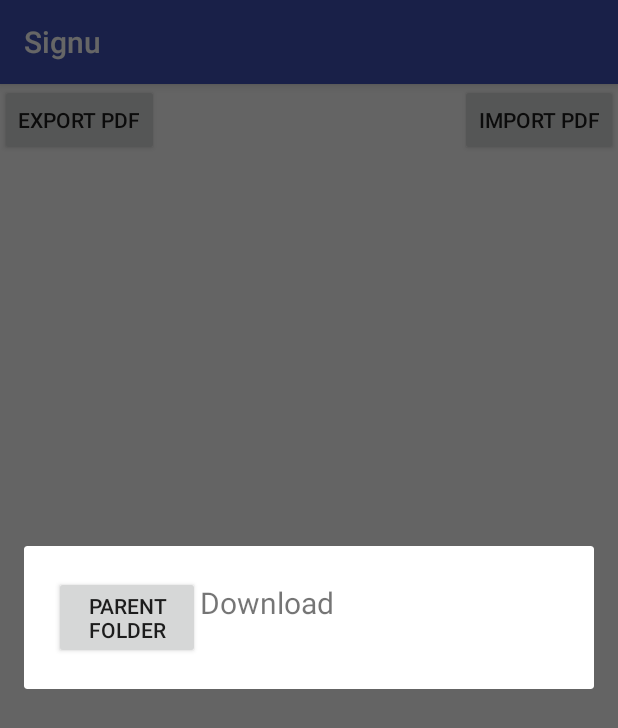
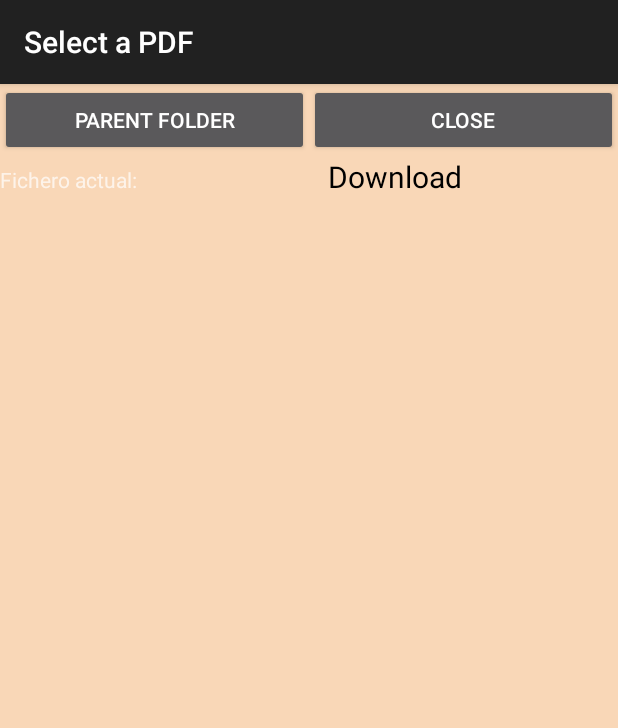
Before and after one commit to marcosruiz/Signu, an Android app: the screen it shows after launch (MainActivity), after a tap on "IMPORT PDF", on a phone screen of 412 x 824 dp. Shown: the top 728 px of the screen. Run offline under Robolectric (Android 15) with nearby library versions, the phone set to English and light mode, and no system bars; libraries missing offline, so code that uses them is left out: junit.framework.

```diff
--- a/app/build.gradle
+++ b/app/build.gradle
@@ -25,6 +25,7 @@ dependencies {
         exclude group: 'com.android.support', module: 'support-annotations'
     })
     compile 'com.android.support:appcompat-v7:25.3.1'
+    compile 'com.android.support:design:25.3.1'
     compile 'com.android.support.constraint:constraint-layout:1.0.2'
     testCompile 'junit:junit:4.12'
 }
--- a/app/src/main/AndroidManifest.xml
+++ b/app/src/main/AndroidManifest.xml
@@ -10,7 +10,7 @@
         android:roundIcon="@mipmap/ic_launcher_round"
         android:supportsRtl="true"
         android:theme="@style/AppTheme">
-        <activity android:name=".MainActivity">
+        <activity android:name=".ui.MainActivity">
             <intent-filter>
                 <action android:name="android.intent.action.MAIN" />
 
--- a/app/src/main/java/com/signu/signu/MainActivity.java
+++ /dev/null
@@ -1,129 +0,0 @@
-package com.signu.signu;
-
-import android.app.DialogFragment;
-import android.app.Fragment;
-import android.app.FragmentTransaction;
-import android.content.Context;
-import android.support.v7.app.AppCompatActivity;
-import android.os.Bundle;
-import android.util.Log;
-import android.view.View;
-import android.view.ViewGroup;
-import android.widget.BaseAdapter;
-import android.widget.Button;
-import android.widget.ImageView;
-import android.widget.ListView;
-import android.widget.TextView;
-
-import java.io.File;
-import java.util.ArrayList;
-import java.util.List;
-
-public class MainActivity extends AppCompatActivity {
-    private static final String LOG = "MAIN ACTIVITY LOG";
-    ArrayList<File> pdfList = new ArrayList<>();
-    int pdf_image_default = R.drawable.ic_description_black_48dp;
-    private static Context context;
-    Button buttonImport;
-    Button buttonExport;
-    FileChooserDialogFragment fcd;
-
-
-
-    @Override
-    protected void onCreate(Bundle savedInstanceState) {
-        super.onCreate(savedInstanceState);
-
-        context = getApplicationContext();
-
-        setContentView(R.layout.activity_main);
-        System.out.println("Apk starts");
-        // PDF List
-        ListView listView = (ListView) findViewById(R.id.list);
-        MyAdapter myAdapter= new MyAdapter();
-        listView.setAdapter(myAdapter);
-        // PDF Files
-        PdfManager pdfManager = new PdfManager();
-        File downloadsDir = pdfManager.getDownladsStorageDir();
-
-        if(downloadsDir.isDirectory()){
-            for (File f : downloadsDir.listFiles()){
-                if(isPdf(f)){
-                    pdfList.add(f);
-                    Log.e(LOG, "File found " + f.getName());
-                }
-            }
-        }
-
-        //Buttons import and export
-        buttonExport = (Button) findViewById(R.id.export_pdf_button);
-        buttonImport = (Button) findViewById(R.id.import_pdf_button);
-
-        buttonImport.setOnClickListener(new View.OnClickListener(){
-
-            @Override
-            public void onClick(View v) {
-                showDialog();
-            }
-        });
-
-    }
-
-    public void showDialog(){
-        FragmentTransaction ft = getFragmentManager().beginTransaction();
-        Fragment prev = getFragmentManager().findFragmentByTag("dialog");
-        if (prev != null) {
-            ft.remove(prev);
-        }
-        ft.addToBackStack(null);
-        // Create and show the dialog.
-        DialogFragment newFragment = FileChooserDialogFragment.newInstance(
-                R.string.app_name);
-        newFragment.show(getFragmentManager(), "dialog");
-    }
-
-    public boolean isPdf(File f){
-        if(f.isFile()){
-            if(f.getName().endsWith(".pdf")){
-                return true;
-            }
-        }
-        return false;
-    }
-
-    class MyAdapter extends BaseAdapter{
-
-        @Override
-        public int getCount() {
-            return pdfList.size();
-        }
-
-        @Override
-        public Object getItem(int position) {
-            return pdfList.get(position);
-        }
-
-        @Override
-        public long getItemId(int position) {
-            return 0;
-        }
-
-        @Override
-        public View getView(int position, View convertView, ViewGroup parent) {
-            convertView = getLayoutInflater().inflate(R.layout.pdf_list_item, null);
-
-            ImageView imagePdf = (ImageView)convertView.findViewById(R.id.image_pdf);
-            TextView textName = (TextView) convertView.findViewById(R.id.text_name_pdf);
-            TextView textSize = (TextView) convertView.findViewById(R.id.text_size_pdf);
-
-            imagePdf.setImageResource(pdf_image_default);
-            textName.setText(pdfList.get(position).getName());
-            textSize.setText((pdfList.get(position).length()/1000) + " KB");
-            return convertView;
-        }
-    }
-
-    public static Context getAppContext(){
-        return context;
-    }
-}
--- a/app/src/main/java/com/signu/signu/PdfManager.java
+++ b/app/src/main/java/com/signu/signu/model/PdfManager.java
@@ -1,10 +1,12 @@
-package com.signu.signu;
+package com.signu.signu.model;
 
 import android.content.Context;
 import android.os.Environment;
 import android.os.storage.StorageManager;
 import android.provider.MediaStore;
 import android.util.Log;
+
+import com.signu.signu.ui.MainActivity;
 
 import java.io.File;
 import java.io.FileInputStream;
@@ -23,6 +25,21 @@ import static junit.framework.Assert.assertTrue;
 public class PdfManager {
 
     private static final String LOG_TAG = "PDF MANAGER LOG";
+    private static final String PDF_DIR = "Pdfs";
+    private static final String CERT_DIR = "Certificates";
+    private File pdfDir;
+    private File certDir;
+    private File rootAppDir;
+    private Context context;
+
+    public PdfManager(Context context){
+        this.context = context;
+        rootAppDir = context.getFilesDir();
+        pdfDir = new File(rootAppDir , PDF_DIR);
+        certDir = new File(rootAppDir , CERT_DIR);
+        pdfDir.mkdir();
+        certDir.mkdir();
+    }
 
     /* Checks if external storage is available for read and write */
     public boolean isExternalStorageWritable() {
@@ -47,15 +64,16 @@ public class PdfManager {
         return new File(Environment.getExternalStorageDirectory().getAbsolutePath(), filename);
     }
 
-    public void trying(){
-    }
-
     /**
      * Devuelve una instancia de File que reresenta el directorio correspondiente dentro de Downloads
      * @return
      */
     public File getDownladsStorageDir() {
         return getStorageDir(Environment.DIRECTORY_DOWNLOADS);
+    }
+
+    public File getPDFDir(){
+        return pdfDir;
     }
 
     public File getStorageDir(String folder){
@@ -69,7 +87,13 @@ public class PdfManager {
         copy(internalFile, externalFile);
     }
 
-    public void copy(File src, File dst) throws IOException {
+    public void saveOnInternalStorage(File externalFile) throws IOException {
+        assertTrue(isExternalStorageReadable());
+        File internalFile = new File(pdfDir, externalFile.getName());
+        copy(externalFile, internalFile);
+    }
+
+    private void copy(File src, File dst) throws IOException {
         InputStream in = new FileInputStream(src);
         OutputStream out = new FileOutputStream(dst);
 
@@ -83,4 +107,10 @@ public class PdfManager {
         out.close();
     }
 
+    public void deleteFile(File f){
+        f.delete();
+    }
+
+
+
 }
--- a/app/src/main/java/com/signu/signu/FileChooserDialogFragment.java
+++ b/app/src/main/java/com/signu/signu/ui/FileChooserDialogFragment.java
@@ -1,8 +1,9 @@
-package com.signu.signu;
+package com.signu.signu.ui;
 
 import android.app.DialogFragment;
 import android.os.Bundle;
 import android.os.Environment;
+import android.support.design.widget.Snackbar;
 import android.util.Log;
 import android.view.LayoutInflater;
 import android.view.View;
@@ -12,8 +13,7 @@ import android.widget.ArrayAdapter;
 import android.widget.Button;
 import android.widget.ListView;
 import android.widget.TextView;
-import android.widget.Toast;
-
+import com.signu.signu.R;
 import java.io.File;
 import java.util.ArrayList;
 
@@ -27,15 +27,13 @@ public class FileChooserDialogFragment extends DialogFragment {
 
     File downloads;
     File currentFolder;
-    public ArrayList<String> fileList = new ArrayList<>();
+    public ArrayList<String> fileListString = new ArrayList<>();
+    public ArrayList<File> fileList = new ArrayList<>();
     ListView listFilesFC;
     TextView textFolder;
 
-    public static FileChooserDialogFragment newInstance(int num) {
+    public static FileChooserDialogFragment newInstance() {
         FileChooserDialogFragment frag = new FileChooserDialogFragment();
-        Bundle args = new Bundle();
-        args.putInt("num", num);
-        frag.setArguments(args);
         return frag;
     }
 
@@ -44,11 +42,11 @@ public class FileChooserDialogFragment extends DialogFragment {
     @Override
     public void onCreate(Bundle savedInstanceState) {
         super.onCreate(savedInstanceState);
-
         downloads = new File(Environment.getExternalStoragePublicDirectory(Environment.DIRECTORY_DOWNLOADS).getAbsolutePath());
         currentFolder = downloads;
-
-
+        int style = DialogFragment.STYLE_NORMAL;
+        int theme = android.R.style.Theme_Material_DialogWhenLarge;
+        setStyle(style, theme);
     }
 
     @Override
@@ -59,7 +57,6 @@ public class FileChooserDialogFragment extends DialogFragment {
         View tv = v.findViewById(R.id.actual_folder);
         textFolder = (TextView) tv;
         textFolder.setText(currentFolder.getName());
-        ListDir(currentFolder);
 
         // Watch for button clicks.
         Button buttonUp = (Button)v.findViewById(R.id.parent_folder_button);
@@ -68,37 +65,66 @@ public class FileChooserDialogFragment extends DialogFragment {
                 ListDir(currentFolder.getParentFile());
             }
         });
+        Button buttonClose = (Button)v.findViewById(R.id.close_button);
+        buttonClose.setOnClickListener(new View.OnClickListener(){
+            public void onClick(View v){
+                dismiss();
+            }
+        });
 
         listFilesFC = (ListView) v.findViewById(R.id.list_actual_folder);
+
         listFilesFC.setOnItemClickListener(new AdapterView.OnItemClickListener(){
             @Override
             public void onItemClick(AdapterView<?> parent, View view, int position, long id) {
-                File selected = new File(fileList.get(position));
+                File selected = fileList.get(position);
                 if(selected.isDirectory()){
                     ListDir(selected);
+                }else{
+                    ((MainActivity)getActivity()).importResult(selected);
 
-                }else{
-                    Toast.makeText(MainActivity.getAppContext() , selected.getName() + " selected", Toast.LENGTH_LONG).show();
-
+                    Snackbar snackbar = Snackbar
+                            .make(view, "File imported", Snackbar.LENGTH_LONG)
+                            .setAction("UNDO", new View.OnClickListener() {
+                                @Override
+                                public void onClick(View view) {
+                                    Snackbar snackbar1 = Snackbar.make(view, "File unimported", Snackbar.LENGTH_SHORT);
+                                    snackbar1.show();
+                                }
+                            });
+                    snackbar.show();
                 }
             }
         });
+
+        ListDir(downloads);
+
+
         return v;
     }
 
     void ListDir(File f){
         currentFolder = f;
         textFolder.setText(f.getName());
+
         File[] files = f.listFiles();
         fileList.clear();
+
         for(File fAux : files){
-            fileList.add(fAux.getName());
+            fileList.add(fAux);
         }
 
-        ArrayAdapter<String> directoryList = new ArrayAdapter<String>(MainActivity.getAppContext(), android.R.layout.simple_list_item_1, fileList);
+        fileListString.clear();
+        for(File fAux : fileList){
+            fileListString.add(fAux.getName());
+        }
+
+        ArrayAdapter<String> directoryList = new ArrayAdapter<String>(MainActivity.getAppContext(), R.layout.fc_list_item, fileListString);
+
+
+        listFilesFC.setAdapter(directoryList);
 
     }
-
 
     public void doClick(){
         Log.i("FileChooserDialog", "Click");
--- /dev/null
+++ b/app/src/main/java/com/signu/signu/ui/MainActivity.java
@@ -0,0 +1,192 @@
+package com.signu.signu.ui;
+
+import android.app.DialogFragment;
+import android.content.Context;
+import android.os.Bundle;
+import android.support.annotation.LayoutRes;
+import android.support.annotation.NonNull;
+import android.support.v7.app.AppCompatActivity;
+import android.util.Log;
+import android.view.View;
+import android.view.ViewGroup;
+import android.widget.ArrayAdapter;
+import android.widget.Button;
+import android.widget.CheckBox;
+import android.widget.ImageView;
+import android.widget.ListView;
+import android.widget.TextView;
+import android.widget.Toast;
+import android.support.design.widget.Snackbar;
+
+import com.signu.signu.R;
+import com.signu.signu.model.PDFFile;
+import com.signu.signu.model.PdfManager;
+
+import java.io.File;
+import java.io.IOException;
+import java.util.ArrayList;
+import java.util.List;
+
+public class MainActivity extends AppCompatActivity {
+    private static final String LOG_TAG = "MAIN ACTIVITY LOG";
+    ArrayList<File> fileList = new ArrayList<>();
+    ArrayList<PDFFile> pdfFileList = new ArrayList<>();
+    int pdf_image_default = R.drawable.ic_description_black_48dp;
+    private static Context context;
+    Button buttonImport;
+    Button buttonExport;
+    FileChooserDialogFragment fcd;
+    PdfManager pdfManager;
+    Snackbar snackbar;
+    ListView listView;
+
+
+    @Override
+    protected void onCreate(Bundle savedInstanceState) {
+        super.onCreate(savedInstanceState);
+
+        context = getApplicationContext();
+
+        setContentView(R.layout.activity_main);
+        System.out.println("Apk starts");
+        // PDF List
+        listView = (ListView) findViewById(R.id.list);
+        MyAdapter myAdapter= new MyAdapter(this, R.layout.activity_main, pdfFileList);
+        listView.setAdapter(myAdapter);
+        // PDF Files
+        pdfManager = new PdfManager(getAppContext());
+        File downloadsDir = pdfManager.getPDFDir();
+
+        if(downloadsDir.isDirectory()){
+            for (File f : downloadsDir.listFiles()){
+                if(isPdf(f)){
+                    fileList.add(f);
+                    Log.e(LOG_TAG, "File found " + f.getName());
+                }
+            }
+        }
+
+        //Buttons import and export
+        buttonExport = (Button) findViewById(R.id.export_pdf_button);
+        buttonImport = (Button) findViewById(R.id.import_pdf_button);
+
+        buttonImport.setOnClickListener(new View.OnClickListener(){
+
+            @Override
+            public void onClick(View v) {
+                showDialog();
+            }
+        });
+
+        buttonExport.setOnClickListener(new View.OnClickListener(){
+
+            @Override
+            public void onClick(View v) {
+                // TODO pdfManager.saveOnExternalStorage();
+            }
+        });
+
+    }
+
+    public void showDialog(){
+        DialogFragment newFragment = FileChooserDialogFragment.newInstance();
+        newFragment.show(getFragmentManager(), "dialog");
+    }
+
+    public boolean isPdf(File f){
+        if(f.isFile()){
+            if(f.getName().endsWith(".pdf")){
+                return true;
+            }
+        }
+        return false;
+    }
+
+    public void importResult(File f){
+        Log.i("MainActivity", "importResult");
+        //Import pdf
+        try {
+            pdfManager.saveOnInternalStorage(f);
+            fileList.add(f);
+
+
+        } catch (IOException e) {
+            e.printStackTrace();
+            //Toast.makeText(MainActivity.getAppContext() , f.getName() + " NOT imported", Toast.LENGTH_SHORT).show();
+        }
+
+
+    }
+
+    public void exportResult(File f){
+        Log.i("MainActivity", "exportResult");
+        // Export pdf
+        try {
+            pdfManager.saveOnExternalStorage(f);
+            fileList.add(f);
+            Toast.makeText(MainActivity.getAppContext() , f.getName() + " exported", Toast.LENGTH_SHORT).show();
+        } catch (IOException e) {
+            e.printStackTrace();
+            Toast.makeText(MainActivity.getAppContext() , f.getName() + " NOT exported", Toast.LENGTH_SHORT).show();
+        }
+
+    }
+
+    class MyAdapter extends ArrayAdapter<PDFFile> implements View.OnClickListener{
+
+        public MyAdapter(@NonNull Context context, @LayoutRes int resource, @NonNull List<PDFFile> objects) {
+            super(context, resource, objects);
+        }
+
+        @Override
+        public int getCount() {
+            return fileList.size();
+        }
+
+        @Override
+        public PDFFile getItem(int position) {
+            return pdfFileList.get(position);
+        }
+
+        @Override
+        public long getItemId(int position) {
+            return 0;
+        }
+
+        @Override
+        public View getView(int position, View convertView, ViewGroup parent) {
+            convertView = getLayoutInflater().inflate(R.layout.pdf_list_item, null);
+
+            ImageView imagePdf = (ImageView)convertView.findViewById(R.id.image_pdf);
+            TextView textName = (TextView) convertView.findViewById(R.id.text_name_pdf);
+            TextView textSize = (TextView) convertView.findViewById(R.id.text_size_pdf);
+            CheckBox checkBox = (CheckBox) convertView.findViewById(R.id.checkbox);
+
+            imagePdf.setImageResource(pdf_image_default);
+            textName.setText(fileList.get(position).getName());
+            textSize.setText((fileList.get(position).length()/1000) + " KB");
+
+            return convertView;
+        }
+
+        @Override
+        public void onClick(View v) {
+            Log.e(LOG_TAG, "Enter to onClick");
+            v.findViewById(R.id.text_name_pdf);
+            CheckBox checkBox = (CheckBox) v.findViewById(R.id.checkbox);
+            if(!checkBox.isSelected()){
+                Log.e(LOG_TAG, "Checkbox selected");
+                checkBox.setSelected(true);
+                //TODO Dejar indicado que se ha seleccionado que ha sido seleccionado
+
+            }else{
+                Log.e(LOG_TAG, "Checkbox desselected");
+                checkBox.setSelected(false);
+            }
+        }
+    }
+
+    public static Context getAppContext(){
+        return context;
+    }
+}
--- a/app/src/main/res/layout/activity_main.xml
+++ b/app/src/main/res/layout/activity_main.xml
@@ -4,7 +4,7 @@
     xmlns:tools="http://schemas.android.com/tools"
     android:layout_width="match_parent"
     android:layout_height="match_parent"
-    tools:context="com.signu.signu.MainActivity">
+    tools:context="com.signu.signu.ui.MainActivity">
 
     <Button
         android:id="@+id/export_pdf_button"
--- a/app/src/main/res/layout/file_explorer.xml
+++ b/app/src/main/res/layout/file_explorer.xml
@@ -2,7 +2,8 @@
 <LinearLayout xmlns:android="http://schemas.android.com/apk/res/android"
     android:orientation="vertical" android:layout_width="match_parent"
     android:layout_height="match_parent"
-    android:padding="20dp">
+    android:weightSum="1"
+    android:background="@color/colorSmooth">
 
     <LinearLayout
         android:layout_width="match_parent"
@@ -11,16 +12,47 @@
 
         <Button
             android:id="@+id/parent_folder_button"
-            android:layout_width="97dp"
+            android:layout_width="match_parent"
             android:layout_height="wrap_content"
+            android:layout_alignParentLeft="true"
+            android:layout_alignParentStart="true"
+            android:layout_alignParentTop="true"
+            android:layout_weight="1"
             android:text="Parent folder" />
+
+        <Button
+            android:id="@+id/close_button"
+            android:layout_width="match_parent"
+            android:layout_height="wrap_content"
+            android:layout_above="@+id/parent_folder_button"
+            android:layout_alignParentTop="true"
+            android:layout_weight="1"
+            android:text="Close" />
+
+    </LinearLayout>
+
+    <LinearLayout
+        android:layout_width="match_parent"
+        android:layout_height="match_parent"
+        android:layout_weight="0.87"
+        android:orientation="horizontal">
+
+        <TextView
+            android:layout_width="match_parent"
+            android:layout_height="wrap_content"
+            android:layout_weight="1"
+            android:text="Fichero actual: " />
 
         <TextView
             android:id="@+id/actual_folder"
-            android:layout_width="wrap_content"
+            android:layout_width="193dp"
             android:layout_height="wrap_content"
-            android:layout_weight="1.92"
+            android:layout_weight="0"
+            android:layout_alignParentEnd="true"
+            android:layout_alignParentRight="true"
+            android:layout_below="@+id/parent_folder_button"
             android:text="Actual folder"
+            android:textColor="@android:color/primary_text_light"
             android:textSize="20sp" />
 
     </LinearLayout>
@@ -29,6 +61,7 @@
         android:id="@+id/list_actual_folder"
         android:layout_width="match_parent"
         android:layout_height="match_parent"
-        android:layout_weight="1" />
+        android:layout_alignParentBottom="true"
+        android:layout_centerHorizontal="true" />
 
 </LinearLayout>
--- /dev/null
+++ b/app/src/main/res/values-v21/styles.xml
@@ -0,0 +1,11 @@
+<?xml version="1.0" encoding="utf-8"?>
+<resources>
+
+    <style name="AppTheme" parent="Theme.AppCompat.Light.DarkActionBar">
+        <!-- Customize your theme here. -->
+        <item name="colorPrimary">@color/colorPrimary</item>
+        <item name="colorPrimaryDark">@color/colorPrimaryDark</item>
+        <item name="colorAccent">@color/colorAccent</item>
+        <item name="android:navigationBarColor">@color/colorPrimaryDark</item>
+    </style>
+</resources>
--- a/app/src/main/res/values/colors.xml
+++ b/app/src/main/res/values/colors.xml
@@ -1,6 +1,7 @@
 <?xml version="1.0" encoding="utf-8"?>
 <resources>
-    <color name="colorPrimary">#3F51B5</color>
-    <color name="colorPrimaryDark">#303F9F</color>
-    <color name="colorAccent">#FF4081</color>
+    <color name="colorPrimary">#e97827</color>
+    <color name="colorPrimaryDark">#8c4c08</color>
+    <color name="colorAccent">#b40e16</color>
+    <color name="colorSmooth">#FFF9D7B7</color>
 </resources>
```
Also changed, not shown: app/src/main/java/com/signu/signu/model/PDFFile.java (added, +35 -0 lines), app/src/main/res/layout/fc_list_item.xml (added, +29 -0 lines), app/src/main/res/layout/pdf_list_item.xml (+26 -38 lines), 1 other file.
